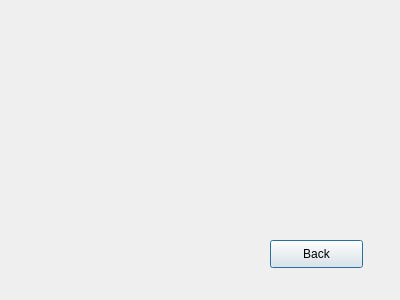
The window that src/dialogeditexams.ui (MarioFernandes73/FEUP_IART) describes before a commit, drawn with Qt 5.
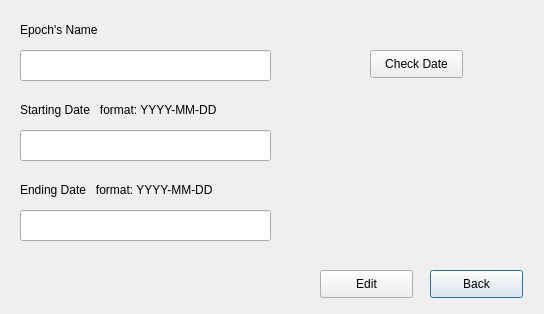
The same window after the commit.

Patch:
```diff
--- a/src/dialogeditexams.ui
+++ b/src/dialogeditexams.ui
@@ -6,8 +6,8 @@
    <rect>
     <x>0</x>
     <y>0</y>
-    <width>400</width>
-    <height>300</height>
+    <width>544</width>
+    <height>314</height>
    </rect>
   </property>
   <property name="windowTitle">
@@ -16,8 +16,8 @@
   <widget class="QPushButton" name="pushButton_5">
    <property name="geometry">
     <rect>
-     <x>270</x>
-     <y>240</y>
+     <x>430</x>
+     <y>270</y>
      <width>93</width>
      <height>28</height>
     </rect>
@@ -26,6 +26,114 @@
     <string>Back</string>
    </property>
   </widget>
+  <widget class="QLabel" name="label">
+   <property name="geometry">
+    <rect>
+     <x>20</x>
+     <y>20</y>
+     <width>251</width>
+     <height>20</height>
+    </rect>
+   </property>
+   <property name="text">
+    <string>Epoch's Name</string>
+   </property>
+  </widget>
+  <widget class="QLineEdit" name="epochName">
+   <property name="geometry">
+    <rect>
+     <x>20</x>
+     <y>50</y>
+     <width>251</width>
+     <height>31</height>
+    </rect>
+   </property>
+  </widget>
+  <widget class="QPushButton" name="pushButton">
+   <property name="geometry">
+    <rect>
+     <x>320</x>
+     <y>270</y>
+     <width>93</width>
+     <height>28</height>
+    </rect>
+   </property>
+   <property name="text">
+    <string>Edit</string>
+   </property>
+  </widget>
+  <widget class="QLineEdit" name="startingDate">
+   <property name="geometry">
+    <rect>
+     <x>20</x>
+     <y>130</y>
+     <width>251</width>
+     <height>31</height>
+    </rect>
+   </property>
+  </widget>
+  <widget class="QLabel" name="label_2">
+   <property name="geometry">
+    <rect>
+     <x>20</x>
+     <y>100</y>
+     <width>251</width>
+     <height>20</height>
+    </rect>
+   </property>
+   <property name="text">
+    <string>Starting Date   format: YYYY-MM-DD</string>
+   </property>
+  </widget>
+  <widget class="QLineEdit" name="endingDate">
+   <property name="geometry">
+    <rect>
+     <x>20</x>
+     <y>210</y>
+     <width>251</width>
+     <height>31</height>
+    </rect>
+   </property>
+  </widget>
+  <widget class="QLabel" name="label_3">
+   <property name="geometry">
+    <rect>
+     <x>20</x>
+     <y>180</y>
+     <width>251</width>
+     <height>20</height>
+    </rect>
+   </property>
+   <property name="text">
+    <string>Ending Date   format: YYYY-MM-DD</string>
+   </property>
+  </widget>
+  <widget class="QPushButton" name="pushButton_2">
+   <property name="geometry">
+    <rect>
+     <x>370</x>
+     <y>50</y>
+     <width>93</width>
+     <height>28</height>
+    </rect>
+   </property>
+   <property name="text">
+    <string>Check Date</string>
+   </property>
+  </widget>
+  <widget class="QLabel" name="dateLabel">
+   <property name="geometry">
+    <rect>
+     <x>360</x>
+     <y>90</y>
+     <width>131</width>
+     <height>141</height>
+    </rect>
+   </property>
+   <property name="text">
+    <string/>
+   </property>
+  </widget>
  </widget>
  <resources/>
  <connections>
```
